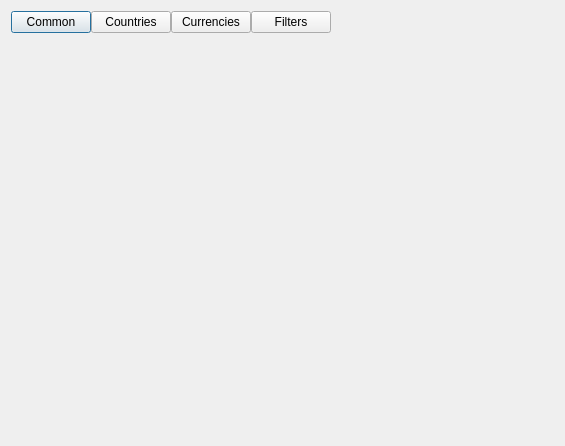
ivansib/sibcoin-old, file src/qt/forms/settingsdialog.ui: the form before one commit.
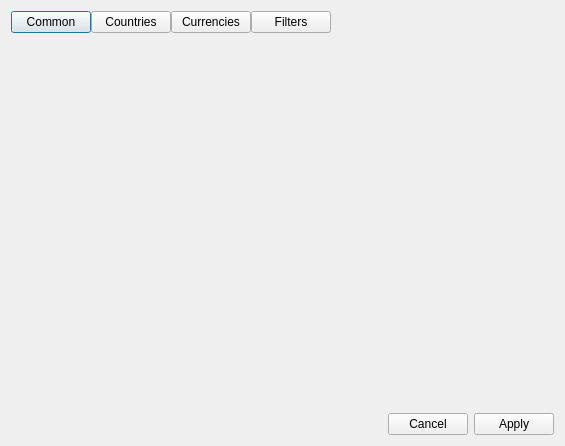
The form after the commit.

Diff of the .ui file:
```diff
--- a/src/qt/forms/settingsdialog.ui
+++ b/src/qt/forms/settingsdialog.ui
@@ -68,6 +68,30 @@
      <widget class="QWidget" name="page_2"/>
     </widget>
    </item>
+   <item>
+    <layout class="QHBoxLayout" name="horizontalLayout_2">
+     <item>
+      <spacer name="horizontalSpacer_2">
+       <property name="orientation">
+        <enum>Qt::Horizontal</enum>
+       </property>
+       <property name="sizeHint" stdset="0">
+        <size>
+         <width>40</width>
+         <height>20</height>
+        </size>
+       </property>
+      </spacer>
+     </item>
+     <item>
+      <widget class="QDialogButtonBox" name="btnBox">
+       <property name="standardButtons">
+        <set>QDialogButtonBox::Apply|QDialogButtonBox::Cancel</set>
+       </property>
+      </widget>
+     </item>
+    </layout>
+   </item>
   </layout>
  </widget>
  <resources/>
```
